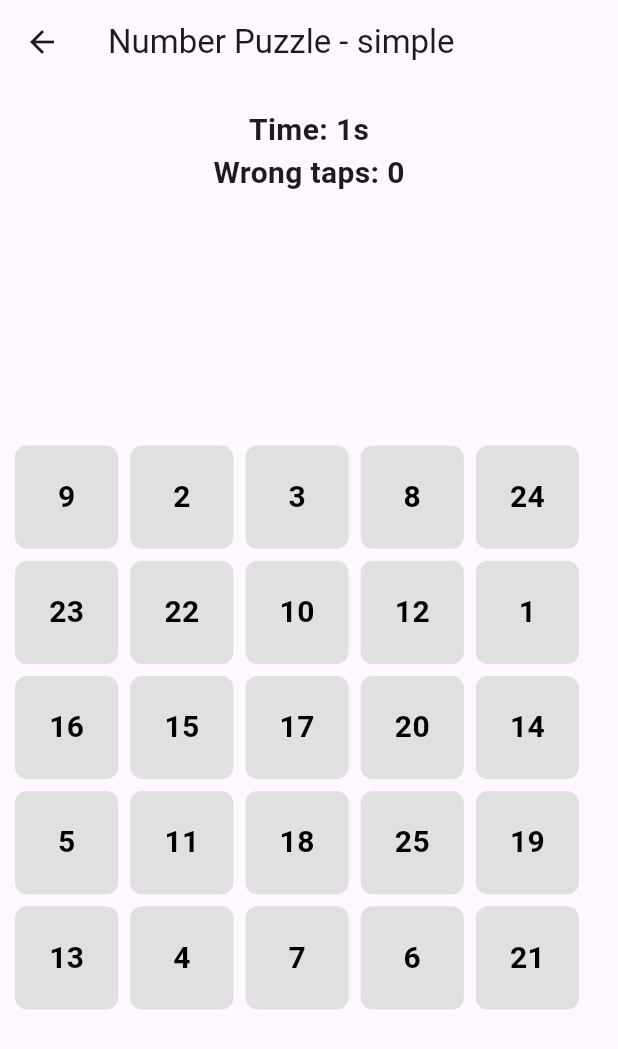
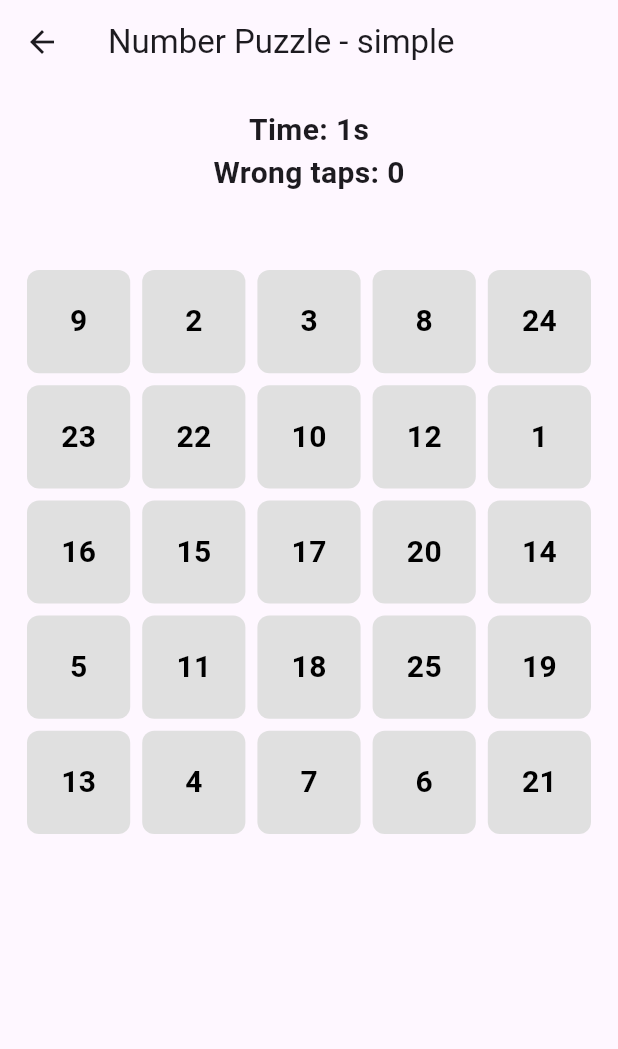
Before and after one commit to Ahad-Imtiaz/numpuzzle, a Flutter app: the NumberPuzzleGameScreen screen opened directly with empty values, after a tap on "Start Game", on a phone screen of 412 x 824 dp. Shown: the top 1049 px of the screen. Run offline on Flutter 3.47's test engine with Material 3 defaults, Android fonts, the light colour scheme and no system bars; our stand-ins replace confetti.

Commit message:
center game grid

```diff
--- a/lib/screens/number_puzzle_game_screen.dart
+++ b/lib/screens/number_puzzle_game_screen.dart
@@ -220,7 +220,9 @@ class NumberPuzzleGameScreenState extends State<NumberPuzzleGameScreen> {
   }
 
   Widget _buildGameUI() {
-    return Column(children: [
+    return Column(
+      crossAxisAlignment: CrossAxisAlignment.center,
+      children: [
         const SizedBox(height: 16),
         GameInfoPanel(
           elapsedTime: elapsedTime,
@@ -229,8 +231,7 @@ class NumberPuzzleGameScreenState extends State<NumberPuzzleGameScreen> {
           mode: widget.mode,
         ),
         const SizedBox(height: 32),
-      Expanded(
-        child: Padding(
+        Padding(
           padding: const EdgeInsets.all(8.0),
           child: GridBoard(
             gridManager: gridManager,
@@ -239,7 +240,7 @@ class NumberPuzzleGameScreenState extends State<NumberPuzzleGameScreen> {
             onCellTapped: _onCellTapped,
           ),
         ),
-      ),
-    ]);
+      ],
+    );
   }
 }
--- a/lib/widgets/grid_board.dart
+++ b/lib/widgets/grid_board.dart
@@ -21,14 +21,18 @@ class GridBoard extends StatelessWidget {
   Widget build(BuildContext context) {
     return LayoutBuilder(
       builder: (context, constraints) {
-        // Take the smaller of width or height so it always fits
         final boardSize = constraints.biggest.shortestSide;
-
-        // Account for spacing between cells
         final cellSize = (boardSize - (gridSize - 1) * 8) / gridSize;
 
-        return Center(
-          child: SizedBox(
+        // Total grid width/height
+        final gridWidth = gridSize * cellSize + (gridSize - 1) * 4;
+        final gridHeight = gridSize * cellSize + (gridSize - 1) * 4;
+
+        // Offset to center the grid in the available space
+        final offsetX = (boardSize - gridWidth) / 2;
+        final offsetY = (boardSize - gridHeight) / 2;
+
+        return SizedBox(
           width: boardSize,
           height: boardSize,
           child: Stack(children: [
@@ -38,8 +42,8 @@ class GridBoard extends StatelessWidget {
                   key: ValueKey(gridManager.grid[row][col].number),
                   duration: const Duration(milliseconds: 500),
                   curve: Curves.easeInOut,
-                    left: col * (cellSize + 4),
-                    top: row * (cellSize + 4),
+                  left: offsetX + col * (cellSize + 4),
+                  top: offsetY + row * (cellSize + 4),
                   width: cellSize,
                   height: cellSize,
                   child: CellWidget(
@@ -49,7 +53,6 @@ class GridBoard extends StatelessWidget {
                   ),
                 ),
           ]),
-          ),
         );
       },
     );
```
Also changed, not shown: 4 other files. Lines whose indentation alone changed are shown as unchanged.
